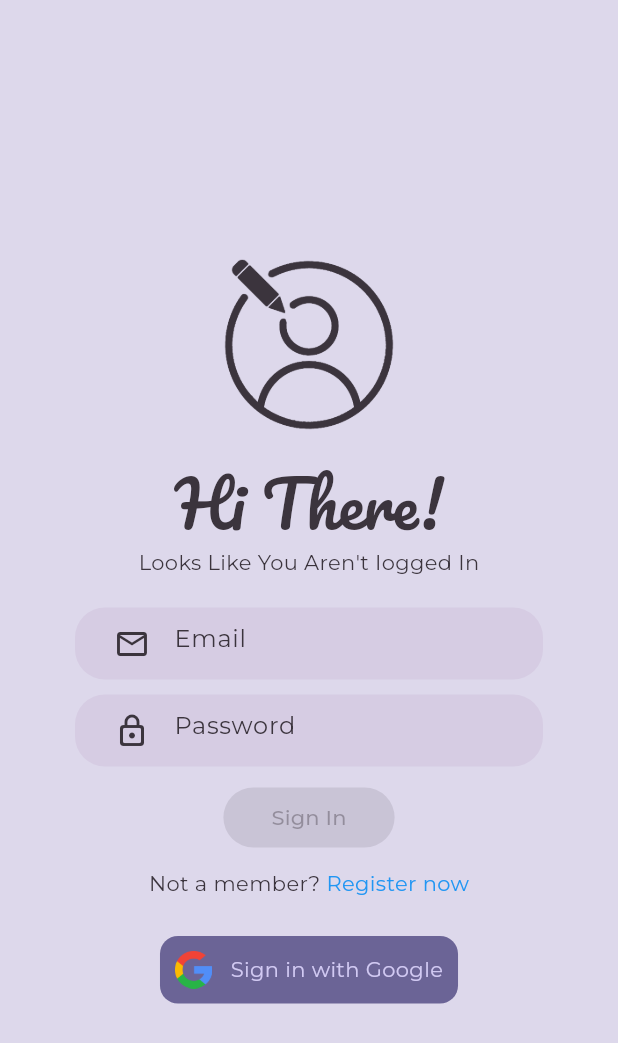
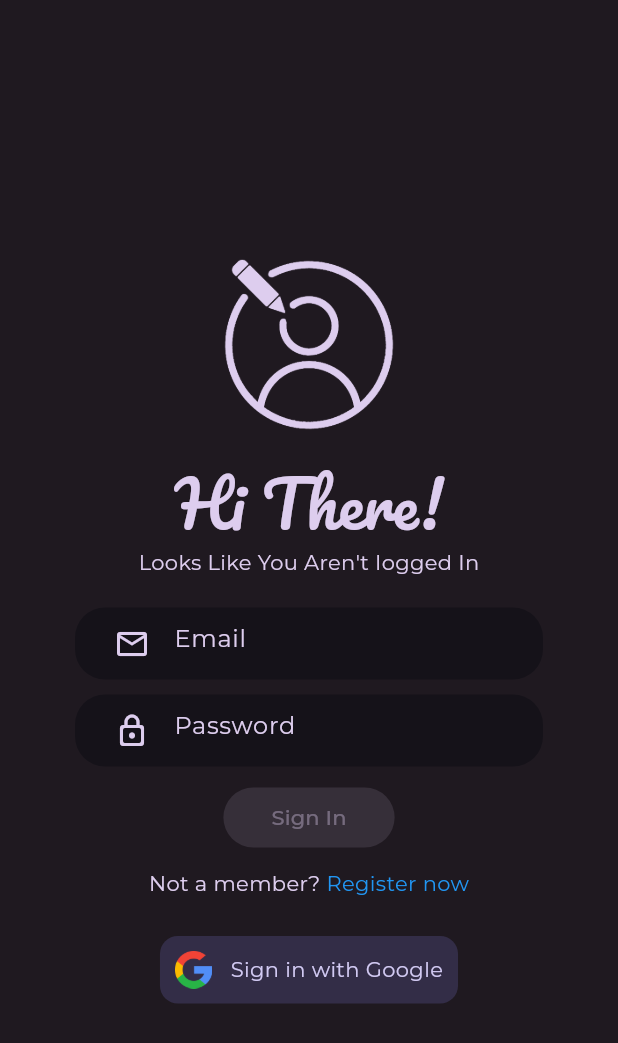
Before and after one commit to stavgafny/lifeline, a Flutter app: the screen it shows after launch, on a phone screen of 412 x 824 dp. Shown: the top 1043 px of the screen. Run offline on Flutter 3.47's test engine with Material 2 defaults, Android fonts, the phone set to English and light mode, and no system bars; our stand-ins replace firebase_auth, firebase_core, get, google_fonts; accounts and stored records are empty; generated files the repository leaves out were written again.

Commit message:
auth error messages, local validate, progress indicator

```diff
--- a/lib/main.dart
+++ b/lib/main.dart
@@ -1,4 +1,5 @@
 import 'package:flutter/material.dart';
+import 'package:get/get.dart';
 import 'package:firebase_core/firebase_core.dart';
 import 'package:lifeline/constants/firebase_options.dart';
 import 'package:google_fonts/google_fonts.dart';
@@ -32,9 +33,9 @@ class MyApp extends StatelessWidget {
   //! ROOT
   @override
   Widget build(BuildContext context) {
-    return MaterialApp(
+    return GetMaterialApp(
       title: title,
-      theme: lightTheme,
+      theme: darkTheme,
       home: const RoutePage(),
     );
   }
--- a/lib/services/auth_error_message.dart
+++ b/lib/services/email_password_auth.dart
@@ -1,11 +1,14 @@
-/// More informative message about erorr to corresponding authentication exception
-class AuthErrorMessage {
+import 'package:get/get.dart';
+
+const _minPasswordLength = 6;
+
+class EmailPasswordAuth {
   /// Return informative message from given error code
   ///
   /// * Error Codes: [ invalid-email, user-disabled, user-not-found, wrong-password ]
   ///
   /// Error codes are from FirebaseAuthException
-  static String emailPassword(String code) {
+  static String getErrorMessage(String code) {
     switch (code) {
       case 'invalid-email':
         return 'Not a valid email format';
@@ -20,4 +23,17 @@ class AuthErrorMessage {
         return "Having issues resolving authentication";
     }
   }
+
+  static List<String> validate(
+      {required String email, required String password}) {
+    List<String> requirements = [];
+    if (!GetUtils.isEmail(email)) {
+      requirements.add("Please enter a valid email");
+    }
+    if (password.length < _minPasswordLength) {
+      requirements.add("Password must be at least 6 characters");
+    }
+
+    return requirements;
+  }
 }
--- a/lib/views/login_page.dart
+++ b/lib/views/login_page.dart
@@ -2,7 +2,7 @@ import 'package:flutter/material.dart';
 import 'package:google_fonts/google_fonts.dart';
 import 'package:lifeline/widgets/entry.dart';
 import 'package:firebase_auth/firebase_auth.dart';
-import 'package:lifeline/services/auth_error_message.dart';
+import '../services/email_password_auth.dart';
 
 const generalPadding = EdgeInsets.symmetric(horizontal: 50.0);
 
@@ -17,28 +17,36 @@ class _LoginPageState extends State<LoginPage> {
   // Text controllers
   final _emailController = TextEditingController();
   final _passwordController = TextEditingController();
+  String authErrorMessage = "";
+  bool processingLogin = false;
 
   bool get missingField {
     return _emailController.text.isEmpty || _passwordController.text.isEmpty;
   }
 
-  void displaySnackBar(String message) {
-    ScaffoldMessenger.of(context).showSnackBar(
-      SnackBar(
-        content: Text(message),
-      ),
-    );
-  }
+  signIn() async {
+    final email = _emailController.text.trim();
+    final password = _passwordController.text.trim();
 
-  Future signIn() async {
-    try {
-      await FirebaseAuth.instance.signInWithEmailAndPassword(
-        email: _emailController.text.trim(),
-        password: _passwordController.text.trim(),
-      );
-    } on FirebaseAuthException catch (e) {
-      displaySnackBar(AuthErrorMessage.emailPassword(e.code));
+    final requirements =
+        EmailPasswordAuth.validate(email: email, password: password);
+
+    if (requirements.isEmpty) {
+      setState(() => {processingLogin = true});
+      try {
+        await FirebaseAuth.instance
+            .signInWithEmailAndPassword(email: email, password: password);
+      } on FirebaseAuthException catch (e) {
+        await Future.delayed(const Duration(seconds: 1)).then((value) {
+          authErrorMessage = EmailPasswordAuth.getErrorMessage(e.code);
+        });
+      } finally {
+        processingLogin = false;
+      }
+    } else {
+      authErrorMessage = requirements.join("\n");
     }
+    setState(() {});
   }
 
   @override
@@ -92,16 +100,38 @@ class _LoginPageState extends State<LoginPage> {
                   padding: generalPadding,
                   child: Entry.password(_passwordController),
                 ),
-                const SizedBox(height: 10.0),
+                const SizedBox(height: 5.0),
+                //! ERROR TEXT
+                Visibility(
+                  visible: authErrorMessage.isNotEmpty,
+                  child: Text(
+                    authErrorMessage,
+                    style: TextStyle(
+                      color: Theme.of(context).colorScheme.error,
+                    ),
+                    overflow: TextOverflow.clip,
+                    maxLines: 2,
+                  ),
+                ),
+                const SizedBox(height: 5.0),
                 //! SIGN IN BUTTON
                 ElevatedButton(
-                  onPressed: missingField ? null : signIn,
+                  // Disabled if fields are missing or processing request
+                  onPressed: missingField || processingLogin ? null : signIn,
                   style: const ButtonStyle(
                     animationDuration: Duration(seconds: 0),
+                    splashFactory: NoSplash.splashFactory,
                   ),
-                  child: const Padding(
-                    padding: EdgeInsets.all(8.0),
-                    child: Text("Sign In"),
+                  child: Padding(
+                    padding: const EdgeInsets.all(8.0),
+                    child: processingLogin
+                        ? CircularProgressIndicator(
+                            strokeWidth: 3.5,
+                            color: Theme.of(context).colorScheme.primary,
+                            backgroundColor:
+                                Theme.of(context).colorScheme.surface,
+                          )
+                        : const Text("Sign In"),
                   ),
                 ),
                 const SizedBox(height: 10.0),
--- a/pubspec.yaml
+++ b/pubspec.yaml
@@ -31,9 +31,9 @@ dependencies:
     sdk: flutter
 
   get: ^4.6.5
-  google_fonts: ^3.0.1
   firebase_core: ^1.18.0
   firebase_auth: ^3.3.20
+  google_fonts: ^3.0.1
 
 dev_dependencies:
   flutter_test:
```
